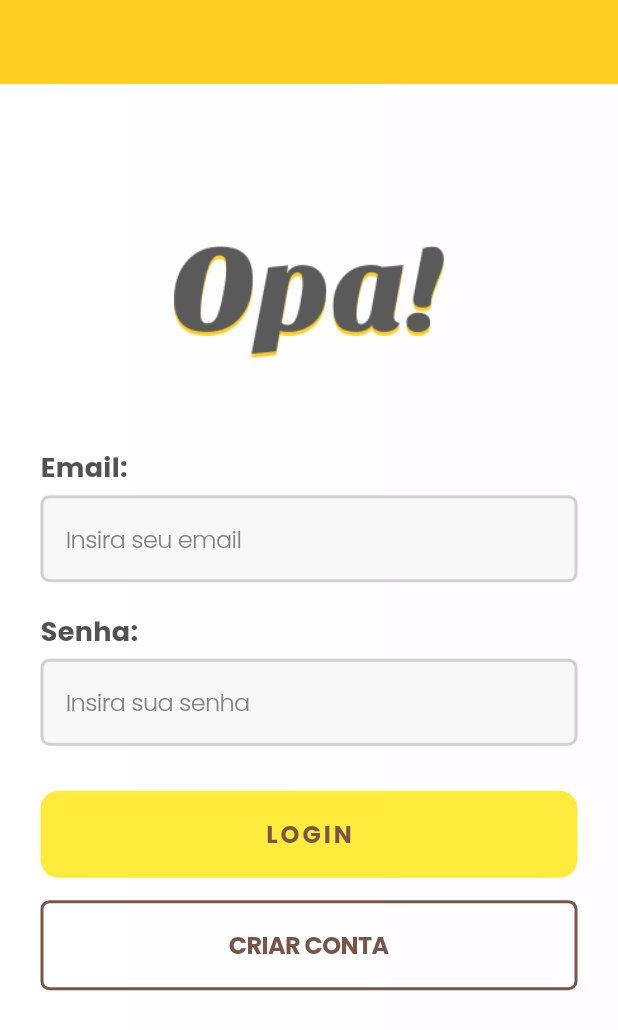
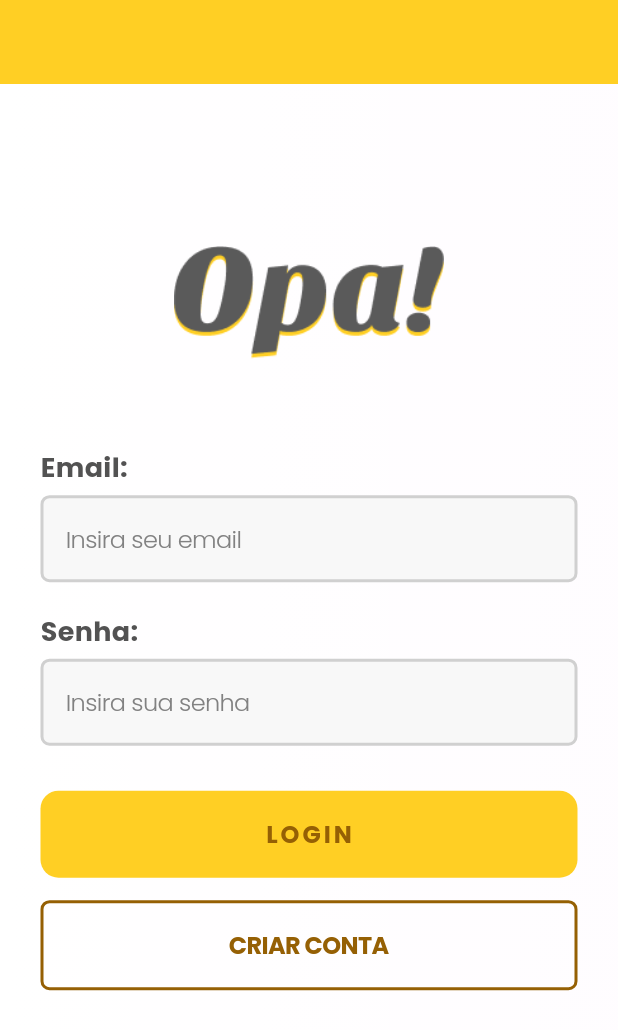
Before and after one commit to EduardoLott/opa_mobile, a Flutter app: the screen it shows after launch, on a phone screen of 412 x 824 dp. Shown: the top 1030 px of the screen. Run offline on Flutter 3.47's test engine with Material 3 defaults, Android fonts, the phone set to English and light mode, and no system bars; our stand-ins replace google_fonts.

Commit message:
first commit

```diff
--- a/lib/colors.dart
+++ b/lib/colors.dart
@@ -1,4 +1,8 @@
 import 'package:flutter/material.dart';
 
-const Color brownOpa = Color(0xFF956004); // MARROM OPA
-const Color yellowOpa = Color(0xFFFFCF24); // MARROM OPA
+class OpaColors{
+  static const Color brownOpa = Color(0xFF956004); // MARROM OPA
+  static const Color yellowOpa = Color(0xFFFFCF24); // AMARELO OPA
+  static const Color white = Colors.white; // AMARELO OPA
+  static const Color white70 = Colors.white70; // AMARELO OPA
+}
--- a/lib/login_page.dart
+++ b/lib/login_page.dart
@@ -2,6 +2,7 @@ import 'package:flutter/cupertino.dart';
 import 'package:flutter/material.dart';
 import 'package:opamobile/register_page.dart';
 import 'package:google_fonts/google_fonts.dart';
+import 'package:opamobile/colors.dart';
 
 class LoginPage extends StatelessWidget {
   const LoginPage({super.key, Key});
@@ -11,7 +12,7 @@ class LoginPage extends StatelessWidget {
     return Scaffold(
       extendBodyBehindAppBar: true,
       appBar: AppBar(
-        backgroundColor: const Color(0xFFFFCF24),
+        backgroundColor: OpaColors.yellowOpa,
         actions: [],
       ),
       body: Stack(
@@ -22,8 +23,8 @@ class LoginPage extends StatelessWidget {
             decoration: const BoxDecoration(
               gradient: LinearGradient(
                 colors: [
-                  Colors.white,
-                  Colors.white70,
+                  OpaColors.white,
+                  OpaColors.white70,
                 ],
               ),
             ),
@@ -48,8 +49,7 @@ class LoginPage extends StatelessWidget {
                         )),
                     const SizedBox(height: 5),
                     CupertinoTextField(
-                      cursorColor: Colors
-                          .yellow, //yellowOpa não está definido no seu código
+                      cursorColor: OpaColors.yellowOpa, //yellowOpa não está definido no seu código
                       padding: const EdgeInsets.all(15),
                       placeholder: "Insira seu email",
                       placeholderStyle: GoogleFonts.poppins(
@@ -91,8 +91,7 @@ class LoginPage extends StatelessWidget {
                     const SizedBox(height: 5),
                     CupertinoTextField(
                       padding: const EdgeInsets.all(15),
-                      cursorColor: Colors
-                          .yellow, //yellowOpa não está definido no seu código
+                      cursorColor: OpaColors.yellowOpa,
                       placeholder: "Insira sua senha",
                       obscureText: true,
                       placeholderStyle: GoogleFonts.poppins(
@@ -123,16 +122,18 @@ class LoginPage extends StatelessWidget {
                   width: double.infinity,
                   child: CupertinoButton(
                     padding: const EdgeInsets.all(17),
-                    color: Colors
-                        .yellow, //yellowOpa não está definido no seu código
-                    child: Text("LOGIN",
+                    color: OpaColors.yellowOpa,
+                    child: Text(
+                      "LOGIN",
                       style: GoogleFonts.poppins(
                         textStyle: const TextStyle(
-                              color: Colors.brown,
+                          color: OpaColors.brownOpa,
                           fontSize: 16,
                           fontWeight: FontWeight.bold,
-                              letterSpacing: 2.0),
-                        )),
+                          letterSpacing: 2.0
+                        ),
+                      )
+                    ),
                     onPressed: () {},
                   ),
                 ),
@@ -140,18 +141,20 @@ class LoginPage extends StatelessWidget {
                 Container(
                   width: double.infinity,
                   decoration: BoxDecoration(
-                    border: Border.all(color: Colors.brown, width: 2),
+                    border: Border.all(color: OpaColors.brownOpa, width: 2),
                     borderRadius: BorderRadius.circular(6),
                   ),
                   child: CupertinoButton(
-                    child: Text("CRIAR CONTA",
+                    child: Text(
+                      "CRIAR CONTA",
                       style: GoogleFonts.poppins(
                         textStyle: const TextStyle(
-                            color: Colors.brown,
+                          color: OpaColors.brownOpa,
                           fontSize: 16,
                           fontWeight: FontWeight.bold,
                         ),
-                        )),
+                      )
+                    ),
                     onPressed: () {
                       Navigator.push(
                         context,
```
Also changed, not shown: lib/register_page.dart (+14 -10 lines), assets/2847042_418055-PDC9U5-254 1.svg (added). Lines whose indentation alone changed are shown as unchanged.
